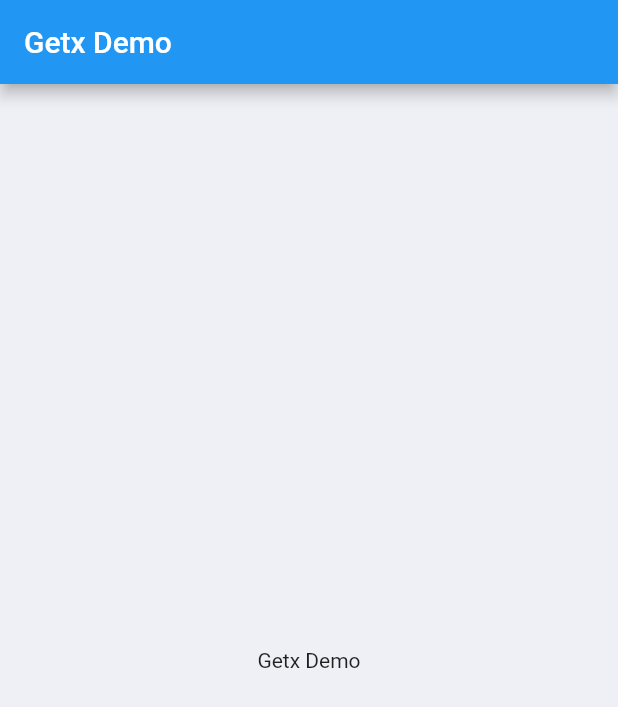
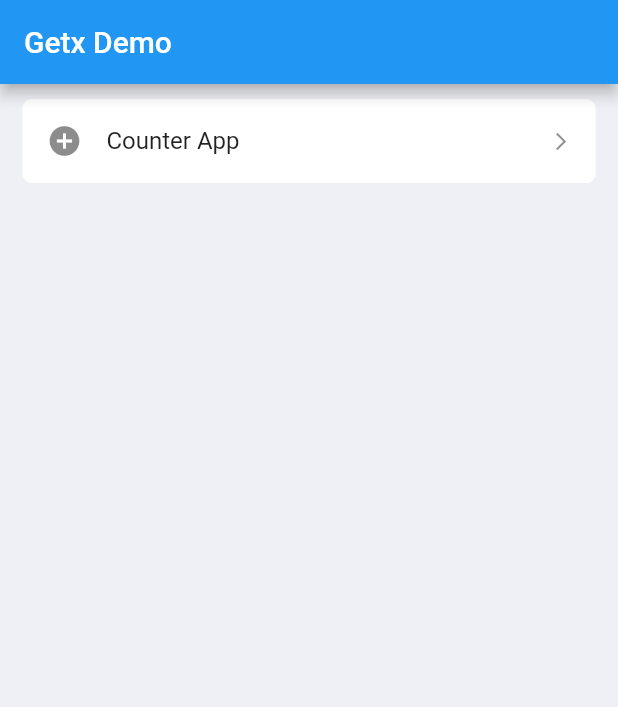
Before and after one commit to Aashish-Dahal/Getx_Demo, a Flutter app: the screen it shows after launch, on a phone screen of 412 x 824 dp. Shown: the top 707 px of the screen. Run offline on Flutter 3.47's test engine with Material 2 defaults, Android fonts, the phone set to English and light mode, and no system bars; our stand-ins replace get.

Commit message:
fix: new page,new routes & home widgets

```diff
--- a/lib/src/pages/home.dart
+++ b/lib/src/pages/home.dart
@@ -1,4 +1,19 @@
-import 'package:flutter/material.dart';
+import 'package:flutter/material.dart'
+    show
+        AppBar,
+        BuildContext,
+        Column,
+        EdgeInsets,
+        Scaffold,
+        SingleChildScrollView,
+        StatelessWidget,
+        Text,
+        Widget;
+import 'package:get/get.dart' show Get, GetNavigation;
+import 'package:getx_demo/src/models/app_data.dart' show homeData;
+import 'package:getx_demo/src/widgets/atoms/custom_tile.dart'
+    show CustomListTile;
+import '../routes/app_routes.dart' show AppRoutes;
 
 class HomePage extends StatelessWidget {
   const HomePage({super.key});
@@ -6,12 +21,24 @@ class HomePage extends StatelessWidget {
   @override
   Widget build(BuildContext context) {
     return Scaffold(
-      appBar: AppBar(
-        title: const Text("Getx Demo"),
-      ),
-      body: const Center(
-        child: Text("Getx Demo"),
-      ),
-    );
+        appBar: AppBar(
+          title: const Text("Getx Demo"),
+        ),
+        body: SingleChildScrollView(
+          padding: const EdgeInsets.symmetric(horizontal: 15, vertical: 10),
+          child: Column(
+            children: [
+              ...List.generate(
+                  homeData.length,
+                  (index) => CustomListTile(
+                        onTab: () {
+                          Get.toNamed(AppRoutes.CounterPage);
+                        },
+                        title: homeData[index].title,
+                        leading: homeData[index].icon,
+                      ))
+            ],
+          ),
+        ));
   }
 }
--- a/lib/src/routes/app_pages.dart
+++ b/lib/src/routes/app_pages.dart
@@ -1,11 +1,21 @@
 import 'package:get/get_navigation/get_navigation.dart';
+import 'package:getx_demo/src/bindings/counter_binding.dart';
 import 'package:getx_demo/src/pages/home.dart';
 import 'package:getx_demo/src/routes/app_routes.dart';
+
+import '../pages/counter_page.dart';
 
 class AppPages {
   AppPages._();
 
   static final routes = [
-    GetPage(name: AppRoutes.Home, page: () => const HomePage())
+    GetPage(
+      name: AppRoutes.Home,
+      page: () => const HomePage(),
+    ),
+    GetPage(
+        name: AppRoutes.CounterPage,
+        page: () => const CounterPage(),
+        binding: CounterBinding())
   ];
 }
--- a/lib/src/routes/app_routes.dart
+++ b/lib/src/routes/app_routes.dart
@@ -1,3 +1,4 @@
 abstract class AppRoutes {
   static const Home = "/home";
+  static const CounterPage = "/counterPage";
 }
```
